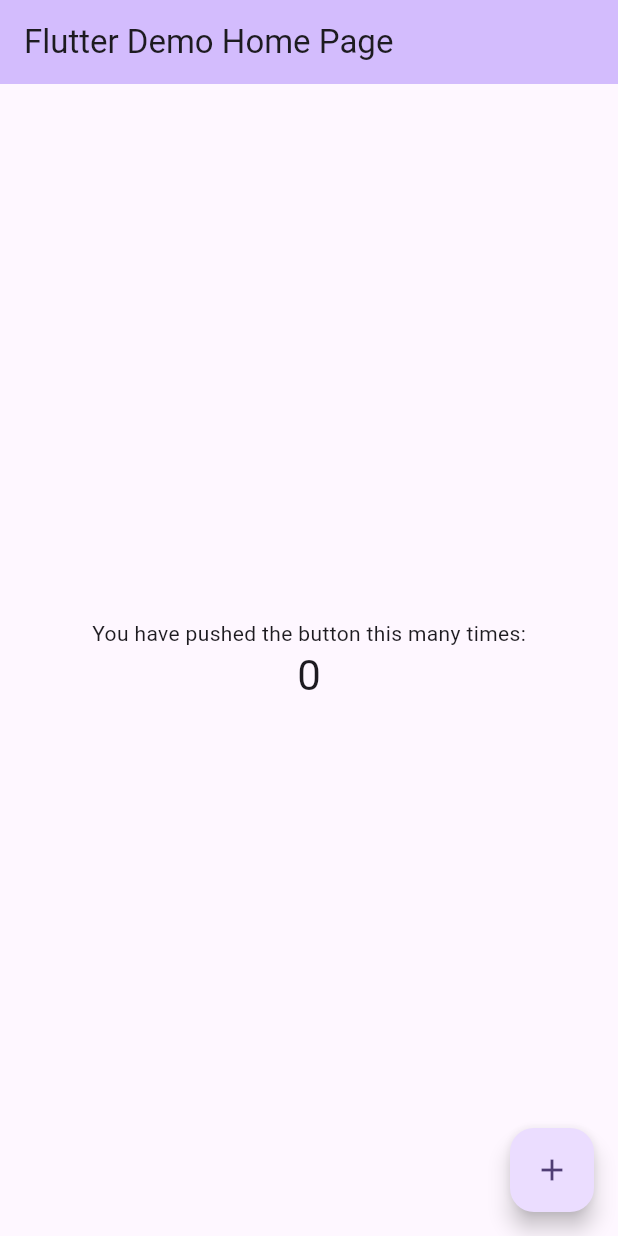
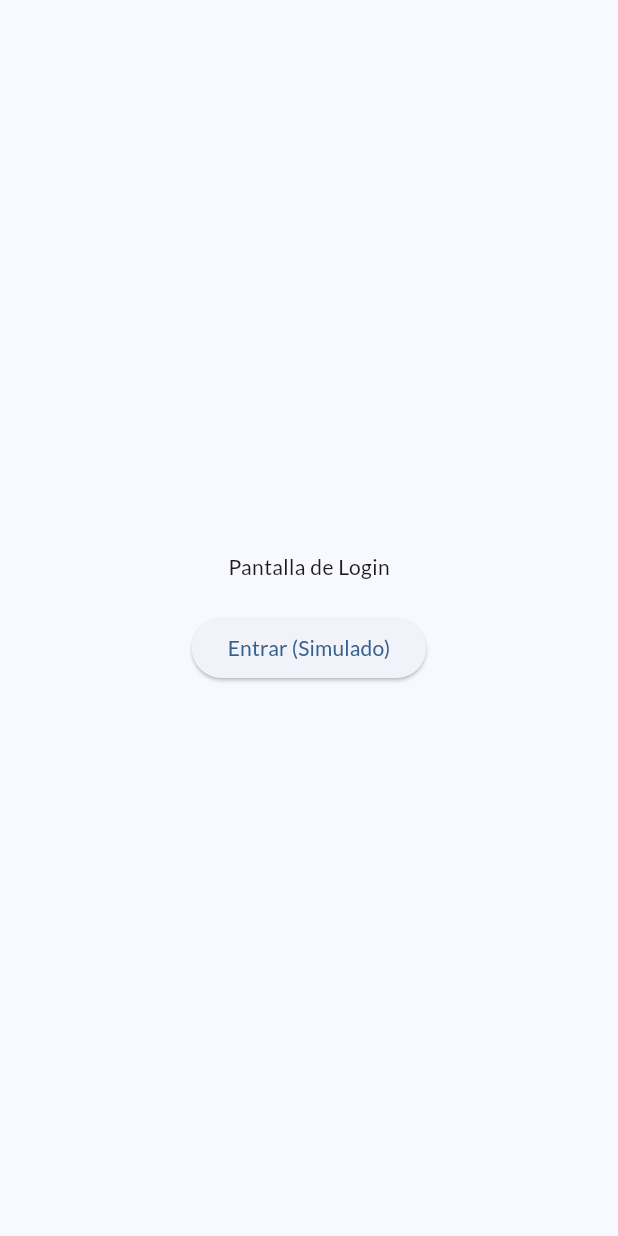
Before and after one commit to AlfredoSotoBautista/app-gallery-location, a Flutter app: the screen it shows after launch, on a phone screen of 412 x 824 dp. Run offline on Flutter 3.47's test engine with Material 3 defaults, Android fonts, the phone set to English and light mode, and no system bars; our stand-ins replace flutter_riverpod, go_router, google_fonts.

Commit message:
Implementando estructuras y clases iniciales

```diff
--- /dev/null
+++ b/lib/core/router/app_router.dart
@@ -0,0 +1,23 @@
+import 'package:go_router/go_router.dart';
+import 'package:flutter/material.dart';
+
+// Importamos pantallas (crearemos placeholders abajo para que no de error)
+import '../../features/auth/presentation/login_screen.dart';
+import '../../features/map_viewer/presentation/home_screen.dart';
+
+final appRouter = GoRouter(
+  initialLocation: '/login', // Por ahora arrancamos en login
+  routes: [
+    // Ruta del Login
+    GoRoute(
+      path: '/login',
+      builder: (context, state) => const LoginScreen(),
+    ),
+    // Ruta del Home (El mapa y buscador)
+    GoRoute(
+      path: '/home',
+      builder: (context, state) => const HomeScreen(),
+    ),
+    // Aquí agregaremos luego la ruta del detalle del stand
+  ],
+);
--- /dev/null
+++ b/lib/features/auth/presentation/login_screen.dart
@@ -0,0 +1,28 @@
+import 'package:flutter/material.dart';
+import 'package:go_router/go_router.dart';
+
+class LoginScreen extends StatelessWidget {
+  const LoginScreen({super.key});
+
+  @override
+  Widget build(BuildContext context) {
+    return Scaffold(
+      body: Center(
+        child: Column(
+          mainAxisAlignment: MainAxisAlignment.center,
+          children: [
+            const Text("Pantalla de Login"),
+            const SizedBox(height: 20),
+            ElevatedButton(
+              onPressed: () {
+                // Navegación simple con GoRouter
+                context.go('/home');
+              },
+              child: const Text("Entrar (Simulado)"),
+            )
+          ],
+        ),
+      ),
+    );
+  }
+}
--- a/lib/main.dart
+++ b/lib/main.dart
@@ -1,121 +1,30 @@
 import 'package:flutter/material.dart';
+import 'package:flutter_riverpod/flutter_riverpod.dart';
+import 'core/router/app_router.dart';
+import 'package:google_fonts/google_fonts.dart';
 
 void main() {
-  runApp(const MyApp());
+  runApp(
+    // ProviderScope es necesario para que Riverpod funcione
+    const ProviderScope(child: MyApp()),
+  );
 }
 
 class MyApp extends StatelessWidget {
   const MyApp({super.key});
 
-  // This widget is the root of your application.
   @override
   Widget build(BuildContext context) {
-    return MaterialApp(
-      title: 'Flutter Demo',
+    return MaterialApp.router(
+      title: 'Directorio Galería',
+      debugShowCheckedModeBanner: false,
+      // Conectamos nuestra configuración de rutas
+      routerConfig: appRouter,
+      // Un tema básico pero bonito
       theme: ThemeData(
-        // This is the theme of your application.
-        //
-        // TRY THIS: Try running your application with "flutter run". You'll see
-        // the application has a purple toolbar. Then, without quitting the app,
-        // try changing the seedColor in the colorScheme below to Colors.green
-        // and then invoke "hot reload" (save your changes or press the "hot
-        // reload" button in a Flutter-supported IDE, or press "r" if you used
-        // the command line to start the app).
-        //
-        // Notice that the counter didn't reset back to zero; the application
-        // state is not lost during the reload. To reset the state, use hot
-        // restart instead.
-        //
-        // This works for code too, not just values: Most code changes can be
-        // tested with just a hot reload.
-        colorScheme: .fromSeed(seedColor: Colors.deepPurple),
-      ),
-      home: const MyHomePage(title: 'Flutter Demo Home Page'),
-    );
-  }
-}
-
-class MyHomePage extends StatefulWidget {
-  const MyHomePage({super.key, required this.title});
-
-  // This widget is the home page of your application. It is stateful, meaning
-  // that it has a State object (defined below) that contains fields that affect
-  // how it looks.
-
-  // This class is the configuration for the state. It holds the values (in this
-  // case the title) provided by the parent (in this case the App widget) and
-  // used by the build method of the State. Fields in a Widget subclass are
-  // always marked "final".
-
-  final String title;
-
-  @override
-  State<MyHomePage> createState() => _MyHomePageState();
-}
-
-class _MyHomePageState extends State<MyHomePage> {
-  int _counter = 0;
-
-  void _incrementCounter() {
-    setState(() {
-      // This call to setState tells the Flutter framework that something has
-      // changed in this State, which causes it to rerun the build method below
-      // so that the display can reflect the updated values. If we changed
-      // _counter without calling setState(), then the build method would not be
-      // called again, and so nothing would appear to happen.
-      _counter++;
-    });
-  }
-
-  @override
-  Widget build(BuildContext context) {
-    // This method is rerun every time setState is called, for instance as done
-    // by the _incrementCounter method above.
-    //
-    // The Flutter framework has been optimized to make rerunning build methods
-    // fast, so that you can just rebuild anything that needs updating rather
-    // than having to individually change instances of widgets.
-    return Scaffold(
-      appBar: AppBar(
-        // TRY THIS: Try changing the color here to a specific color (to
-        // Colors.amber, perhaps?) and trigger a hot reload to see the AppBar
-        // change color while the other colors stay the same.
-        backgroundColor: Theme.of(context).colorScheme.inversePrimary,
-        // Here we take the value from the MyHomePage object that was created by
-        // the App.build method, and use it to set our appbar title.
-        title: Text(widget.title),
-      ),
-      body: Center(
-        // Center is a layout widget. It takes a single child and positions it
-        // in the middle of the parent.
-        child: Column(
-          // Column is also a layout widget. It takes a list of children and
-          // arranges them vertically. By default, it sizes itself to fit its
-          // children horizontally, and tries to be as tall as its parent.
-          //
-          // Column has various properties to control how it sizes itself and
-          // how it positions its children. Here we use mainAxisAlignment to
-          // center the children vertically; the main axis here is the vertical
-          // axis because Columns are vertical (the cross axis would be
-          // horizontal).
-          //
-          // TRY THIS: Invoke "debug painting" (choose the "Toggle Debug Paint"
-          // action in the IDE, or press "p" in the console), to see the
-          // wireframe for each widget.
-          mainAxisAlignment: .center,
-          children: [
-            const Text('You have pushed the button this many times:'),
-            Text(
-              '$_counter',
-              style: Theme.of(context).textTheme.headlineMedium,
-            ),
-          ],
-        ),
-      ),
-      floatingActionButton: FloatingActionButton(
-        onPressed: _incrementCounter,
-        tooltip: 'Increment',
-        child: const Icon(Icons.add),
+        colorScheme: ColorScheme.fromSeed(seedColor: const Color(0xFF2196F3)),
+        useMaterial3: true,
+        textTheme: GoogleFonts.latoTextTheme(),
       ),
     );
   }
--- a/pubspec.yaml
+++ b/pubspec.yaml
@@ -34,6 +34,10 @@ dependencies:
   # The following adds the Cupertino Icons font to your application.
   # Use with the CupertinoIcons class for iOS style icons.
   cupertino_icons: ^1.0.8
+  flutter_riverpod: ^3.0.3
+  go_router: ^17.0.0
+  google_fonts: ^6.3.3
+  cached_network_image: ^3.4.1
 
 dev_dependencies:
   flutter_test:
```
Also changed, not shown: lib/features/map_viewer/presentation/home_screen.dart (added, +15 -0 lines), lib/app.dart (added), pubspec.lock, 1 other file.
